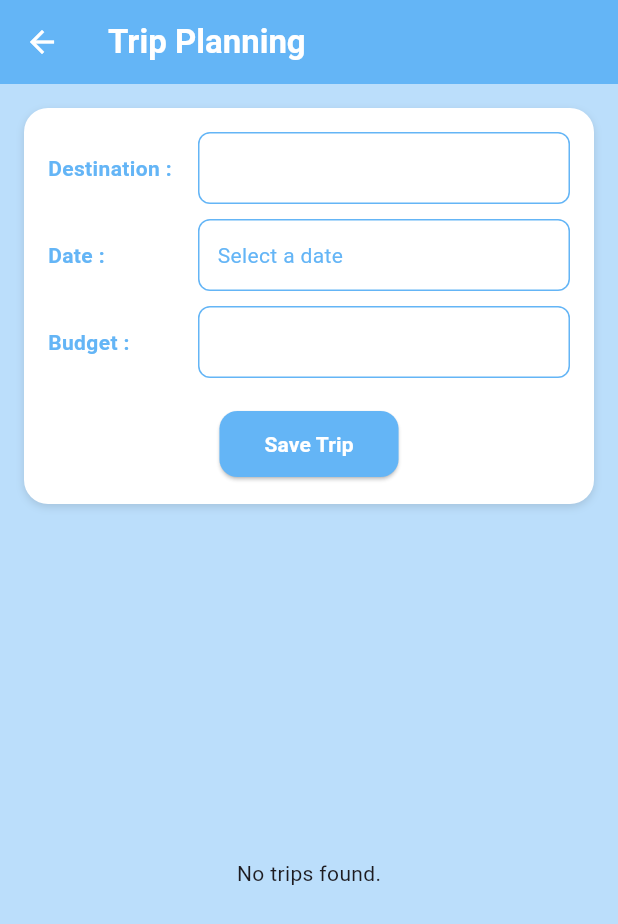
After one commit to RayhanLauzzadani/FP_TEKBER_KEL4, a Flutter app: the TripPlanningScreen screen opened by its route, on a phone screen of 412 x 824 dp. The commit adds this screen. Shown: the top 924 px of the screen. Run offline on Flutter 3.47's test engine with Material 3 defaults, Android fonts, the phone set to English and light mode, and no system bars; our stand-ins replace cloud_firestore, firebase_core, pie_chart; accounts and stored records are empty.

Commit message:
added 2 features, tripplan and convers calculator

```diff
--- a/lib/dashboard_screen.dart
+++ b/lib/dashboard_screen.dart
@@ -110,6 +110,8 @@ class DashboardScreen extends StatelessWidget {
                 _buildMenuButton(context, "Input Transactions", Icons.edit, '/inputTransactions'),
                 _buildMenuButton(context, "History", Icons.history, '/history'),
                 _buildMenuButton(context, "Expenses Statistics", Icons.bar_chart, '/expensesStatistics'),
+                _buildMenuButton(context, "Trip Planning", Icons.map, '/tripPlanning'), // Tombol baru
+                _buildMenuButton(context, "Conversion Calculator", Icons.calculate, '/conversionCalculator'), // Tombol baru
               ],
             );
           },
--- a/lib/input_transaction_screen.dart
+++ b/lib/input_transaction_screen.dart
@@ -115,7 +115,6 @@ class _InputTransactionScreenState extends State<InputTransactionScreen> {
       );
     }
   }
-
 
   Future<void> _pickDate() async {
     final DateTime? picked = await showDatePicker(
--- /dev/null
+++ b/lib/trip_planning_screen.dart
@@ -0,0 +1,330 @@
+import 'package:flutter/material.dart';
+import 'package:cloud_firestore/cloud_firestore.dart';
+import 'package:intl/intl.dart';
+
+class TripPlanningScreen extends StatefulWidget {
+  @override
+  _TripPlanningScreenState createState() => _TripPlanningScreenState();
+}
+
+class _TripPlanningScreenState extends State<TripPlanningScreen> {
+  final TextEditingController _destinationController = TextEditingController();
+  final TextEditingController _budgetController = TextEditingController();
+  DateTime? _selectedDate;
+  final _currencyFormatter =
+      NumberFormat.currency(locale: 'id_ID', symbol: 'Rp ', decimalDigits: 0);
+
+  @override
+  Widget build(BuildContext context) {
+    return Scaffold(
+      backgroundColor: Colors.blue[100],
+      appBar: AppBar(
+        title: const Align(
+          alignment: Alignment.centerLeft,
+          child: Text(
+            "Trip Planning",
+            style: TextStyle(fontWeight: FontWeight.bold, color: Colors.white),
+          ),
+        ),
+        backgroundColor: Colors.blue[300],
+        elevation: 0,
+        iconTheme: const IconThemeData(color: Colors.white),
+      ),
+      body: Padding(
+        padding: const EdgeInsets.all(16.0),
+        child: Column(
+          children: [
+            // Input Form
+            Container(
+              decoration: BoxDecoration(
+                color: Colors.white,
+                borderRadius: BorderRadius.circular(16),
+                boxShadow: [
+                  BoxShadow(
+                    color: Colors.black12,
+                    blurRadius: 4,
+                    offset: Offset(0, 2),
+                  ),
+                ],
+              ),
+              padding: const EdgeInsets.all(16),
+              child: Column(
+                crossAxisAlignment: CrossAxisAlignment.start,
+                children: [
+                  _buildInputField("Destination", _destinationController),
+                  const SizedBox(height: 10),
+                  _buildDatePicker(context),
+                  const SizedBox(height: 10),
+                  _buildInputField("Budget", _budgetController, isCurrency: true),
+                  const SizedBox(height: 20),
+                  Center(
+                    child: _buildButton(
+                      "Save Trip",
+                      onPressed: _saveTrip,
+                      backgroundColor: Colors.blue[300]!,
+                    ),
+                  ),
+                ],
+              ),
+            ),
+            const SizedBox(height: 20),
+            // Trips List
+            Expanded(
+              child: StreamBuilder<QuerySnapshot>(
+                stream: FirebaseFirestore.instance.collection('trips').snapshots(),
+                builder: (context, snapshot) {
+                  if (snapshot.connectionState == ConnectionState.waiting) {
+                    return const Center(child: CircularProgressIndicator());
+                  }
+                  if (!snapshot.hasData || snapshot.data!.docs.isEmpty) {
+                    return const Center(child: Text("No trips found."));
+                  }
+                  final trips = snapshot.data!.docs;
+                  return ListView.builder(
+                    itemCount: trips.length,
+                    itemBuilder: (context, index) {
+                      final trip = trips[index];
+                      return _buildTripCard(trip);
+                    },
+                  );
+                },
+              ),
+            ),
+          ],
+        ),
+      ),
+    );
+  }
+
+  // Input Field Widget
+  Widget _buildInputField(String label, TextEditingController controller,
+      {bool isCurrency = false}) {
+    return Row(
+      mainAxisAlignment: MainAxisAlignment.spaceBetween,
+      crossAxisAlignment: CrossAxisAlignment.center,
+      children: [
+        SizedBox(
+          width: 100,
+          child: Text(
+            "$label :",
+            style: TextStyle(
+              fontWeight: FontWeight.bold,
+              color: Colors.blue[300],
+            ),
+          ),
+        ),
+        Expanded(
+          child: Container(
+            height: 48,
+            alignment: Alignment.center,
+            child: TextField(
+              controller: controller,
+              keyboardType:
+                  isCurrency ? TextInputType.number : TextInputType.text,
+              style: TextStyle(color: Colors.blue[300]),
+              decoration: InputDecoration(
+                fillColor: Colors.white,
+                filled: true,
+                enabledBorder: OutlineInputBorder(
+                  borderRadius: BorderRadius.circular(8),
+                  borderSide: BorderSide(color: Colors.blue[300]!),
+                ),
+                focusedBorder: OutlineInputBorder(
+                  borderRadius: BorderRadius.circular(8),
+                  borderSide: BorderSide(color: Colors.blue[300]!, width: 2),
+                ),
+                contentPadding:
+                    const EdgeInsets.symmetric(horizontal: 12, vertical: 10),
+                hintStyle: TextStyle(color: Colors.blue[300]!.withOpacity(0.7)),
+              ),
+            ),
+          ),
+        ),
+      ],
+    );
+  }
+
+  // Date Picker Widget
+  Widget _buildDatePicker(BuildContext context) {
+    return Row(
+      mainAxisAlignment: MainAxisAlignment.spaceBetween,
+      crossAxisAlignment: CrossAxisAlignment.center,
+      children: [
+        SizedBox(
+          width: 100,
+          child: Text(
+            "Date :",
+            style: TextStyle(
+              fontWeight: FontWeight.bold,
+              color: Colors.blue[300],
+            ),
+          ),
+        ),
+        Expanded(
+          child: GestureDetector(
+            onTap: () async {
+              final pickedDate = await showDatePicker(
+                context: context,
+                initialDate: _selectedDate ?? DateTime.now(),
+                firstDate: DateTime.now(),
+                lastDate: DateTime(2100),
+              );
+              if (pickedDate != null) {
+                setState(() {
+                  _selectedDate = pickedDate;
+                });
+              }
+            },
+            child: Container(
+              height: 48,
+              alignment: Alignment.centerLeft,
+              padding: const EdgeInsets.symmetric(horizontal: 12),
+              decoration: BoxDecoration(
+                color: Colors.white,
+                border: Border.all(color: Colors.blue[300]!),
+                borderRadius: BorderRadius.circular(8),
+              ),
+              child: Text(
+                _selectedDate != null
+                    ? DateFormat("dd-MM-yyyy").format(_selectedDate!)
+                    : "Select a date",
+                style: TextStyle(color: Colors.blue[300]),
+              ),
+            ),
+          ),
+        ),
+      ],
+    );
+  }
+
+  // Button Widget
+  Widget _buildButton(String label,
+      {required VoidCallback onPressed, required Color backgroundColor}) {
+    return ElevatedButton(
+      onPressed: onPressed,
+      style: ElevatedButton.styleFrom(
+        backgroundColor: backgroundColor,
+        foregroundColor: Colors.white,
+        shape: RoundedRectangleBorder(
+          borderRadius: BorderRadius.circular(12),
+        ),
+        padding: const EdgeInsets.symmetric(vertical: 12, horizontal: 30),
+      ),
+      child: Text(label, style: const TextStyle(fontWeight: FontWeight.bold)),
+    );
+  }
+
+  // Trip Card Widget
+  Widget _buildTripCard(QueryDocumentSnapshot trip) {
+    return Card(
+      margin: const EdgeInsets.symmetric(vertical: 8),
+      shape: RoundedRectangleBorder(borderRadius: BorderRadius.circular(12)),
+      child: ListTile(
+        title: Text(
+          trip['destination'],
+          style: const TextStyle(fontWeight: FontWeight.bold),
+        ),
+        subtitle: Text(DateFormat("dd-MM-yyyy").format(trip['date'].toDate())),
+        trailing: Row(
+          mainAxisSize: MainAxisSize.min,
+          children: [
+            Text(_currencyFormatter.format(trip['budget'])),
+            const SizedBox(width: 8),
+            IconButton(
+              icon: Icon(Icons.delete, color: Colors.red),
+              onPressed: () => _deleteTrip(trip.id),
+            ),
+          ],
+        ),
+        onTap: () {
+          _showEditTripDialog(trip);
+        },
+      ),
+    );
+  }
+
+  // Save Trip to Firebase
+  void _saveTrip() async {
+    if (_destinationController.text.isEmpty ||
+        _selectedDate == null ||
+        _budgetController.text.isEmpty) {
+      ScaffoldMessenger.of(context).showSnackBar(
+        const SnackBar(
+          content: Text("Please fill all the fields"),
+        ),
+      );
+      return;
+    }
+
+    await FirebaseFirestore.instance.collection('trips').add({
+      'destination': _destinationController.text,
+      'date': _selectedDate,
+      'budget': double.parse(_budgetController.text),
+    });
+
+    _clearForm();
+  }
+
+  // Delete Trip from Firebase
+  void _deleteTrip(String tripId) async {
+    await FirebaseFirestore.instance.collection('trips').doc(tripId).delete();
+    ScaffoldMessenger.of(context).showSnackBar(
+      const SnackBar(
+        content: Text("Trip deleted successfully"),
+      ),
+    );
+  }
+
+  // Show Edit Trip Dialog
+  void _showEditTripDialog(QueryDocumentSnapshot trip) {
+    _destinationController.text = trip['destination'];
+    _selectedDate = trip['date'].toDate();
+    _budgetController.text = trip['budget'].toString();
+
+    showDialog(
+      context: context,
+      builder: (context) {
+        return AlertDialog(
+          title: const Text("Edit Trip"),
+          content: Column(
+            mainAxisSize: MainAxisSize.min,
+            children: [
+              _buildInputField("Destination", _destinationController),
+              const SizedBox(height: 10),
+              _buildDatePicker(context),
+              const SizedBox(height: 10),
+              _buildInputField("Budget", _budgetController, isCurrency: true),
+            ],
+          ),
+          actions: [
+            TextButton(
+              onPressed: () => Navigator.pop(context),
+              child: const Text("Cancel"),
+            ),
+            TextButton(
+              onPressed: () async {
+                await FirebaseFirestore.instance
+                    .collection('trips')
+                    .doc(trip.id)
+                    .update({
+                  'destination': _destinationController.text,
+                  'date': _selectedDate,
+                  'budget': double.parse(_budgetController.text),
+                });
+                Navigator.pop(context);
+              },
+              child: const Text("Save"),
+            ),
+          ],
+        );
+      },
+    );
+  }
+
+  // Clear Form
+  void _clearForm() {
+    _destinationController.clear();
+    _budgetController.clear();
+    _selectedDate = null;
+  }
+}
--- a/pubspec.yaml
+++ b/pubspec.yaml
@@ -17,6 +17,7 @@ dependencies:
   country_flags: ^3.0.0
   cloud_firestore: ^5.5.0
   firebase_core: ^3.8.0
+  svg_flag: ^1.5.1
 
 dev_dependencies:
   flutter_test:
```
Also changed, not shown: lib/conversion_calculator_screen.dart (added, +243 -0 lines), lib/main.dart (+7 -12 lines), pubspec.lock, 1 other file.
